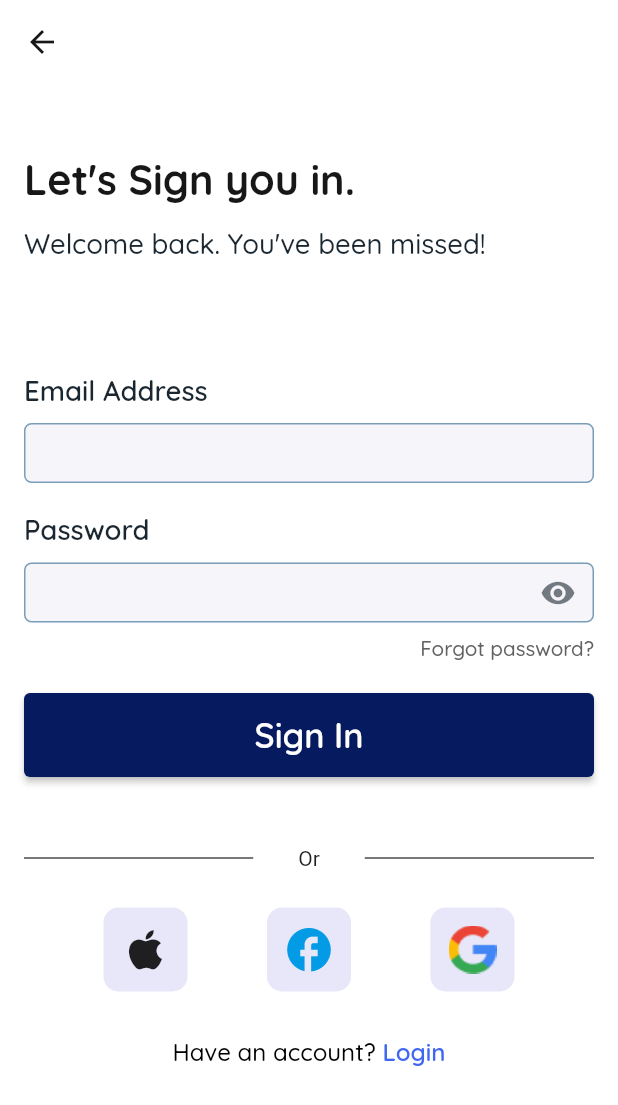
After one commit to sobuur0/kumvent, a Flutter app: the SignInPage screen opened directly, on a phone screen of 412 x 824 dp. The commit adds this screen. Shown: the top 1105 px of the screen. Run offline on Flutter 3.47's test engine with Material 2 defaults, Android fonts, the phone set to English and light mode, and no system bars; our stand-ins replace flutter_screenutil, google_fonts.

Commit message:
complete sign_in_page

```diff
--- a/lib/presentation/pages/forgot_password.dart
+++ b/lib/presentation/pages/forgot_password.dart
@@ -19,7 +19,9 @@ class _ForgotPasswordPageState extends State<ForgotPasswordPage> {
     final size = MediaQuery.of(context).size;
 
     return Scaffold(
-      appBar: AppBar(leading: Builder(builder: (BuildContext context) {
+      appBar: AppBar(
+        leading: Builder(
+          builder: (BuildContext context) {
             return IconButton(
               onPressed: () {
                 Navigator.pop(context);
@@ -29,11 +31,12 @@ class _ForgotPasswordPageState extends State<ForgotPasswordPage> {
                 color: kLeadingIconColor,
               ),
             );
-      })),
+          },
+        ),
+      ),
       body: ListView(
-        padding: const EdgeInsets.only(
-          left: 16.0,
-          right: 16.0,
+        padding: const EdgeInsets.symmetric(
+          horizontal: 16.0,
         ),
         children: [
           const Padding(padding: EdgeInsets.only(top: 60.0)),
@@ -63,6 +66,7 @@ class _ForgotPasswordPageState extends State<ForgotPasswordPage> {
             buttonWidth: size.width,
             buttonHeight: 56.0,
             onPressed: () {},
+            title: 'Submit',
           ),
         ],
       ),
--- /dev/null
+++ b/lib/presentation/pages/sign_in_page.dart
@@ -0,0 +1,173 @@
+import 'package:flutter/gestures.dart';
+import 'package:flutter/material.dart';
+import 'package:kumvent/constants/app_styles.dart';
+import 'package:kumvent/constants/colours.dart';
+import 'package:kumvent/presentation/widgets/action_button.dart';
+import 'package:kumvent/presentation/widgets/icon_container.dart';
+import 'package:kumvent/presentation/widgets/text_form_list_tile.dart';
+
+class SignInPage extends StatefulWidget {
+  const SignInPage({Key? key}) : super(key: key);
+
+  @override
+  State<SignInPage> createState() => _SignInPageState();
+}
+
+class _SignInPageState extends State<SignInPage> {
+  final TextEditingController _emailAddressController = TextEditingController();
+  final TextEditingController _passwordController = TextEditingController();
+
+  @override
+  Widget build(BuildContext context) {
+    final size = MediaQuery.of(context).size;
+
+    return Scaffold(
+      appBar: AppBar(
+        leading: Builder(
+          builder: (BuildContext context) {
+            return IconButton(
+              onPressed: () {
+                Navigator.pop(context);
+              },
+              icon: const Icon(
+                Icons.arrow_back,
+                color: kLeadingIconColor,
+              ),
+            );
+          },
+        ),
+      ),
+      body: ListView(
+        padding: const EdgeInsets.symmetric(
+          horizontal: 16.0,
+        ),
+        children: [
+          const Padding(padding: EdgeInsets.only(top: 47.0)),
+          Text(
+            'Let\'s Sign you in.',
+            style: TextStyles.bold(
+              color: kTextPrimaryColor,
+              fontSize: 24.0,
+            ),
+          ),
+          const Padding(padding: EdgeInsets.only(bottom: 14.0)),
+          Text(
+            'Welcome back. You\'ve been missed!',
+            style: TextStyles.medium(
+              color: kNeutralColor,
+              fontSize: 16.0,
+            ),
+          ),
+          const Padding(padding: EdgeInsets.only(bottom: 75.0)),
+          TextFormListTile(
+            text: 'Email Address',
+            textController: _emailAddressController,
+          ),
+          const Padding(padding: EdgeInsets.only(bottom: 20.0)),
+          TextFormListTile(
+            text: 'Password',
+            textController: _passwordController,
+            trailing: Icon(
+              Icons.visibility,
+              color: const Color(0xFF991A2731).withOpacity(0.6),
+            ),
+          ),
+          const Padding(padding: EdgeInsets.only(bottom: 8.0)),
+          Text(
+            'Forgot password?',
+            textAlign: TextAlign.end,
+            style: TextStyles.medium(
+              color: Color(0xFF636262),
+              fontSize: 12.0,
+            ),
+          ),
+          const Padding(padding: EdgeInsets.only(bottom: 22.0)),
+          ActionButton(
+            buttonWidth: size.width,
+            buttonHeight: 56.0,
+            onPressed: () {},
+            title: 'Sign In',
+          ),
+          const Padding(padding: EdgeInsets.only(bottom: 46.0)),
+          Row(
+            mainAxisAlignment: MainAxisAlignment.spaceBetween,
+            children: [
+              Expanded(
+                child: Divider(
+                  thickness: 1.0,
+                  color: Colors.black.withOpacity(0.7),
+                  endIndent: 30.0,
+                ),
+              ),
+              const Text('Or'),
+              Expanded(
+                child: Divider(
+                  thickness: 1.0,
+                  color: Colors.black.withOpacity(0.7),
+                  indent: 30.0,
+                ),
+              ),
+            ],
+          ),
+          const Padding(padding: EdgeInsets.only(bottom: 25.0)),
+          Row(
+            mainAxisAlignment: MainAxisAlignment.spaceEvenly,
+            children: [
+              IconContainer(
+                onTap: () {},
+                child: const Icon(
+                  Icons.apple,
+                  size: 35.0,
+                ),
+              ),
+              IconContainer(
+                onTap: () {},
+                child: const Icon(
+                  Icons.facebook,
+                  size: 35.0,
+                  color: Color(0xFF039BE5),
+                ),
+              ),
+              IconContainer(
+                onTap: () {},
+                child: const Image(
+                  image: AssetImage('images/google.png'),
+                ),
+              ),
+            ],
+          ),
+          const Padding(padding: EdgeInsets.only(bottom: 30.0)),
+          Center(
+            child: Text.rich(
+              TextSpan(
+                children: [
+                  TextSpan(
+                    text: 'Have an account? ',
+                    style: TextStyles.medium(
+                      color: Colors.black,
+                      fontSize: 14.0,
+                    ),
+                  ),
+                  TextSpan(
+                    text: 'Login',
+                    recognizer: TapGestureRecognizer()
+                      ..onTap = () => Navigator.of(context).push(
+                            MaterialPageRoute(
+                              builder: (context) => const SignInPage(),
+                            ),
+                          ),
+                    style: TextStyles.semiBold(
+                      color: kBlueShadeColor,
+                      fontSize: 14.0,
+                    ),
+                  ),
+                ],
+              ),
+              textAlign: TextAlign.center,
+            ),
+          ),
+        ],
+      ),
+    );
+  }
+}
--- a/lib/presentation/pages/sign_up_page.dart
+++ b/lib/presentation/pages/sign_up_page.dart
@@ -3,6 +3,7 @@ import 'package:flutter/material.dart';
 import 'package:kumvent/constants/app_styles.dart';
 import 'package:kumvent/constants/colours.dart';
 import 'package:kumvent/presentation/pages/forgot_password.dart';
+import 'package:kumvent/presentation/pages/sign_in_page.dart';
 import 'package:kumvent/presentation/widgets/action_button.dart';
 import 'package:kumvent/presentation/widgets/icon_container.dart';
 import 'package:kumvent/presentation/widgets/text_form_list_tile.dart';
@@ -115,6 +116,7 @@ class _SignUpPageState extends State<SignUpPage> {
               onPressed: () {},
               buttonWidth: size.width,
               buttonHeight: 56.0,
+              title: 'Create an Account',
             ),
             const Padding(padding: EdgeInsets.only(bottom: 30.0)),
             Row(
@@ -181,8 +183,7 @@ class _SignUpPageState extends State<SignUpPage> {
                       recognizer: TapGestureRecognizer()
                         ..onTap = () => Navigator.of(context).push(
                               MaterialPageRoute(
-                                builder: (context) =>
-                                    const ForgotPasswordPage(),
+                                builder: (context) => const SignInPage(),
                               ),
                             ),
                       style: TextStyles.semiBold(
--- a/lib/presentation/widgets/action_button.dart
+++ b/lib/presentation/widgets/action_button.dart
@@ -6,11 +6,13 @@ class ActionButton extends StatelessWidget {
   final double buttonWidth;
   final double buttonHeight;
   final VoidCallback onPressed;
+  final String title;
 
   const ActionButton({
     required this.buttonWidth,
     required this.buttonHeight,
     required this.onPressed,
+    required this.title,
     Key? key,
   }) : super(key: key);
 
@@ -26,7 +28,7 @@ class ActionButton extends StatelessWidget {
       ),
       onPressed: onPressed,
       child: Text(
-        'Create an Account',
+        title,
         style: TextStyles.semiBold(
           color: Colors.white,
           fontSize: 20.0,
```
Lines whose indentation alone changed are shown as unchanged.
